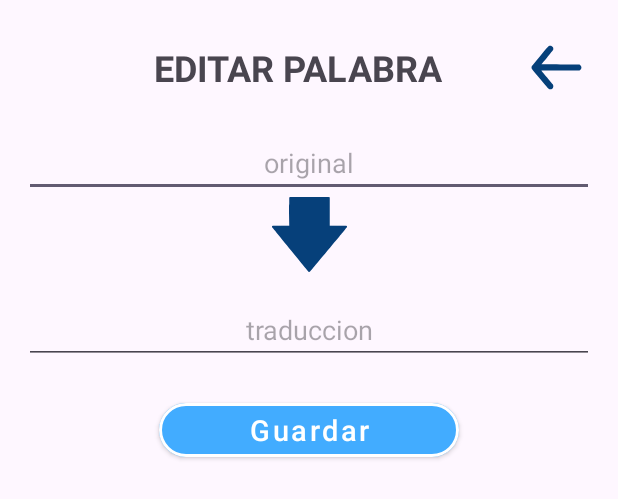
After one commit to azubillagasdam1/LinguaForge, an Android app: the layout editar_palabra_fragment.xml on its own in the app's theme, with its tools: preview values and no code run, on a phone screen of 412 x 824 dp. The commit adds this screen. Shown: the top 499 px of the screen. Run offline under Robolectric (Android 15) with nearby library versions, the phone set to English and light mode, and no system bars.

Commit message:
Configurado fragment edicicion de palabras

```diff
--- a/app/src/main/java/com/example/linguaforge/activitys/IdiomaActivity.kt
+++ b/app/src/main/java/com/example/linguaforge/activitys/IdiomaActivity.kt
@@ -29,6 +29,7 @@ import com.example.linguaforge.ItemIdioma
 import com.example.linguaforge.MyIdiomaAdapter
 import com.example.linguaforge.R
 import com.example.linguaforge.fragments.CrearIdiomaFragment
+import com.example.linguaforge.fragments.EditarPalabraFragment
 import com.example.linguaforge.models.db.FirebaseDB
 import com.example.linguaforge.models.utils.Utils
 import com.example.linguaforge.models.utils.UtilsDB
@@ -141,6 +142,7 @@ class IdiomaActivity : AppCompatActivity() {
         intent.putExtra("idioma1", Utils.getCountryCode(item.idioma1))
         intent.putExtra("idioma2", Utils.getCountryCode(item.idioma2))
         startActivity(intent)
+        finish()
 
     }
 
--- /dev/null
+++ b/app/src/main/res/layout/editar_palabra_fragment.xml
@@ -0,0 +1,99 @@
+<?xml version="1.0" encoding="utf-8"?>
+<androidx.constraintlayout.widget.ConstraintLayout xmlns:android="http://schemas.android.com/apk/res/android"
+    xmlns:app="http://schemas.android.com/apk/res-auto"
+    xmlns:tools="http://schemas.android.com/tools"
+    android:layout_width="match_parent"
+    android:layout_height="match_parent"
+    tools:context=".fragments.EditarPalabraFragment">
+
+    <androidx.constraintlayout.widget.ConstraintLayout
+        android:id="@+id/header"
+        android:layout_width="match_parent"
+        android:layout_height="wrap_content"
+        android:paddingTop="20dp"
+        android:paddingLeft="50dp"
+        android:paddingRight="16dp"
+        android:foregroundGravity="center"
+        tools:ignore="MissingConstraints">
+
+        <TextView
+            android:id="@+id/textViewHeader"
+            android:layout_width="0dp"
+            android:layout_height="50dp"
+            android:text="EDITAR PALABRA"
+            android:textSize="24sp"
+            android:gravity="center"
+            android:textStyle="bold"
+            app:layout_constraintStart_toStartOf="parent"
+            app:layout_constraintEnd_toStartOf="@id/imageViewCerrar"
+            app:layout_constraintTop_toTopOf="parent" />
+
+        <ImageView
+            android:id="@+id/imageViewCerrar"
+            android:layout_width="50dp"
+            android:layout_height="50dp"
+            android:src="@drawable/svg_flecha_atras"
+            app:layout_constraintTop_toTopOf="parent"
+            app:layout_constraintEnd_toEndOf="parent" />
+
+    </androidx.constraintlayout.widget.ConstraintLayout>
+
+    <EditText
+        android:id="@+id/editTextOriginal"
+        android:layout_width="0dp"
+        android:layout_height="wrap_content"
+        android:hint="original"
+        android:layout_margin="16dp"
+        android:textAlignment="center"
+        app:layout_constraintTop_toBottomOf="@+id/header"
+        app:layout_constraintStart_toStartOf="parent"
+        app:layout_constraintEnd_toEndOf="parent" />
+
+    <ImageView
+        android:id="@+id/imageViewFlecha"
+        android:layout_width="50dp"
+        android:layout_height="50dp"
+        android:src="@drawable/svg_flecha_derecha"
+        android:rotation="90"
+        android:scaleType="centerCrop"
+        app:layout_constraintTop_toBottomOf="@+id/editTextOriginal"
+        app:layout_constraintStart_toStartOf="parent"
+        app:layout_constraintEnd_toEndOf="parent"
+        app:layout_constraintVertical_bias="0.6" />
+    <EditText
+        android:id="@+id/editTextTraduccion"
+        android:layout_width="0dp"
+        android:layout_height="wrap_content"
+        android:hint="traduccion"
+        android:textAlignment="center"
+        android:layout_margin="16dp"
+        app:layout_constraintTop_toBottomOf="@+id/imageViewFlecha"
+        app:layout_constraintStart_toStartOf="parent"
+        app:layout_constraintEnd_toEndOf="parent" />
+    <TextView
+        android:id="@+id/infoTextView"
+        android:layout_width="0dp"
+        android:layout_height="wrap_content"
+        android:hint="asdasdasda"
+        android:textAlignment="center"
+        android:layout_margin="16dp"
+        app:layout_constraintTop_toBottomOf="@+id/editTextTraduccion"
+        app:layout_constraintStart_toStartOf="parent"
+        app:layout_constraintEnd_toEndOf="parent"
+        android:visibility="gone"/>
+
+    <com.google.android.material.button.MaterialButton
+        android:id="@+id/guardarButton"
+        style="@style/CustomMaterialButton"
+        android:layout_width="200dp"
+        android:layout_height="wrap_content"
+        android:layout_margin="20dp"
+        android:text="Guardar"
+        android:textAllCaps="false"
+        android:textSize="19sp"
+        app:layout_constraintTop_toBottomOf="@+id/infoTextView"
+        app:layout_constraintStart_toStartOf="parent"
+        app:layout_constraintEnd_toEndOf="parent"/>
+
+
+</androidx.constraintlayout.widget.ConstraintLayout>
```
Also changed, not shown: app/src/main/java/com/example/linguaforge/activitys/PalabrasActivity.kt (+14 -3 lines), app/src/main/java/com/example/linguaforge/fragments/EditarPalabraFragment.kt (added, +96 -0 lines), app/src/main/java/com/example/linguaforge/models/utils/Utils.kt (+26 -0 lines).
